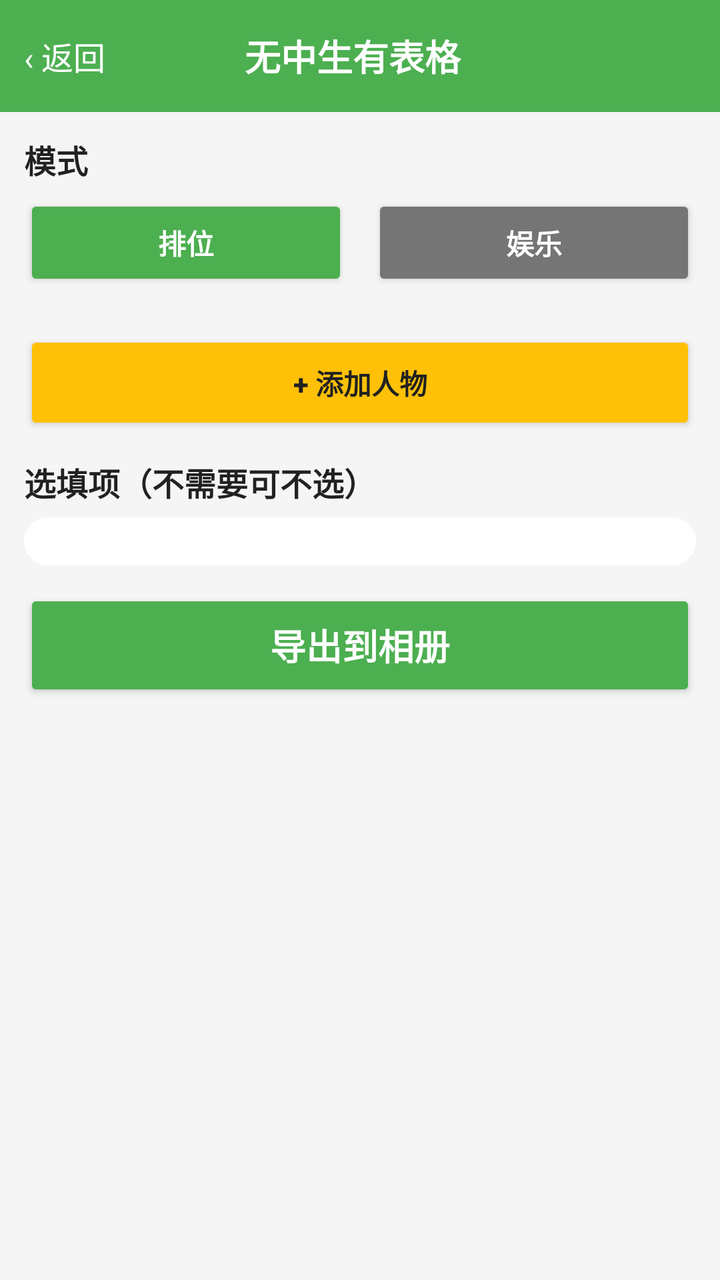
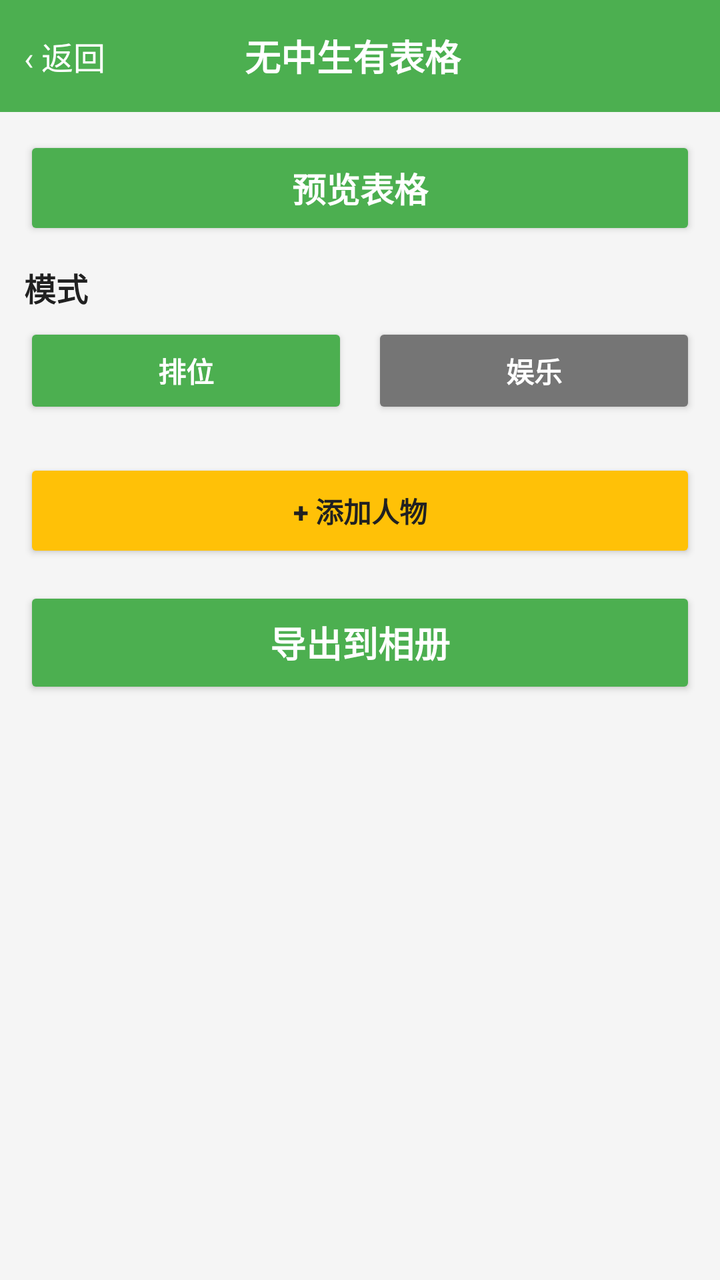

Before-and-after screenshots of an Android layout around one commit, followed by the original layout XML and the change that was made.
<!-- AndroidManifest.xml: activity theme Theme.XiaQiaoQiao -->
<!-- res/layout/activity_wuzhong_table.xml -->
<?xml version="1.0" encoding="utf-8"?>
<LinearLayout xmlns:android="http://schemas.android.com/apk/res/android"
    android:layout_width="match_parent"
    android:layout_height="match_parent"
    android:background="@color/bg_page"
    android:orientation="vertical">

    
    <LinearLayout
        android:layout_width="match_parent"
        android:layout_height="?attr/actionBarSize"
        android:background="@color/brand_primary"
        android:gravity="center_vertical"
        android:orientation="horizontal"
        android:paddingStart="12dp"
        android:paddingEnd="12dp">

        <TextView
            android:id="@+id/btn_back"
            android:layout_width="wrap_content"
            android:layout_height="wrap_content"
            android:text="‹ 返回"
            android:textColor="@android:color/white"
            android:textSize="16sp" />

        <TextView
            android:layout_width="0dp"
            android:layout_height="wrap_content"
            android:layout_weight="1"
            android:gravity="center"
            android:text="@string/tool_wuzhong"
            android:textColor="@android:color/white"
            android:textSize="18sp"
            android:textStyle="bold" />

        <View
            android:layout_width="48dp"
            android:layout_height="1dp" />
    </LinearLayout>

    <ScrollView
        android:layout_width="match_parent"
        android:layout_height="0dp"
        android:layout_weight="1"
        android:fillViewport="true">

        <LinearLayout
            android:layout_width="match_parent"
            android:layout_height="wrap_content"
            android:orientation="vertical"
            android:padding="12dp">

            
            <TextView
                android:layout_width="match_parent"
                android:layout_height="wrap_content"
                android:layout_marginBottom="6dp"
                android:text="模式"
                android:textColor="@color/text_primary"
                android:textSize="16sp"
                android:textStyle="bold" />

            <LinearLayout
                android:layout_width="match_parent"
                android:layout_height="wrap_content"
                android:layout_marginBottom="12dp"
                android:orientation="horizontal">

                <Button
                    android:id="@+id/btn_mode_rank"
                    android:layout_width="0dp"
                    android:layout_height="48dp"
                    android:layout_marginEnd="6dp"
                    android:layout_weight="1"
                    android:backgroundTint="@color/brand_primary"
                    android:text="排位"
                    android:textColor="@android:color/white"
                    android:textStyle="bold" />

                <Button
                    android:id="@+id/btn_mode_fun"
                    android:layout_width="0dp"
                    android:layout_height="48dp"
                    android:layout_marginStart="6dp"
                    android:layout_weight="1"
                    android:backgroundTint="@color/text_secondary"
                    android:text="娱乐"
                    android:textColor="@android:color/white"
                    android:textStyle="bold" />
            </LinearLayout>

            
            <LinearLayout
                android:id="@+id/person_container"
                android:layout_width="match_parent"
                android:layout_height="wrap_content"
                android:orientation="vertical" />

            
            <Button
                android:id="@+id/btn_add_person"
                android:layout_width="match_parent"
                android:layout_height="52dp"
                android:layout_marginTop="8dp"
                android:layout_marginBottom="12dp"
                android:backgroundTint="@color/brand_accent"
                android:text="+ 添加人物"
                android:textColor="@color/text_primary"
                android:textStyle="bold" />

            
            <TextView
                android:layout_width="match_parent"
                android:layout_height="wrap_content"
                android:layout_marginBottom="6dp"
                android:text="选填项（不需要可不选）"
                android:textColor="@color/text_primary"
                android:textSize="16sp"
                android:textStyle="bold" />

            <LinearLayout
                android:id="@+id/optional_container"
                android:layout_width="match_parent"
                android:layout_height="wrap_content"
                android:layout_marginBottom="12dp"
                android:background="@drawable/bg_card_rounded"
                android:orientation="vertical"
                android:padding="12dp" />

            
            <Button
                android:id="@+id/btn_export"
                android:layout_width="match_parent"
                android:layout_height="56dp"
                android:layout_marginBottom="24dp"
                android:backgroundTint="@color/brand_primary"
                android:text="导出到相册"
                android:textColor="@android:color/white"
                android:textSize="18sp"
                android:textStyle="bold" />
        </LinearLayout>
    </ScrollView>
</LinearLayout>
<!-- resources referenced by this layout -->
<resources>
  <color name="bg_page">#FFF5F5F5</color>
  <color name="brand_accent">#FFFFC107</color>
  <color name="brand_primary">#FF4CAF50</color>
  <color name="text_primary">#FF212121</color>
  <color name="text_secondary">#FF757575</color>
  <!-- drawable bg_card_rounded (drawable) -->
  <?xml version="1.0" encoding="utf-8"?>
  <shape xmlns:android="http://schemas.android.com/apk/res/android"
      android:shape="rectangle">
      <solid android:color="@color/bg_card" />
      <corners android:radius="16dp" />
  </shape>
  <string name="tool_wuzhong">无中生有表格</string>
  <style name="Theme.XiaQiaoQiao" parent="Theme.MaterialComponents.Light.NoActionBar">
          <item name="colorPrimary">@color/brand_primary</item>
          <item name="colorPrimaryVariant">@color/brand_primary_dark</item>
          <item name="colorOnPrimary">@color/white</item>
          <item name="colorSecondary">@color/brand_accent</item>
          <item name="colorOnSecondary">@color/black</item>
          <item name="android:statusBarColor" tools:targetApi="l">@color/brand_primary_dark</item>
          <item name="android:windowBackground">@color/bg_page</item>
      </style>
  <color name="bg_card">#FFFFFFFF</color>
  <color name="brand_primary_dark">#FF388E3C</color>
  <color name="white">#FFFFFFFF</color>
  <color name="black">#FF000000</color>
</resources>

<!-- the commit's change to res/layout/activity_wuzhong_table.xml (unified diff, before → after) -->
@@ -49,6 +49,18 @@
             android:layout_height="wrap_content"
             android:orientation="vertical"
             android:padding="12dp">
+
+        
+        <Button
+            android:id="@+id/btn_preview"
+            android:layout_width="match_parent"
+            android:layout_height="52dp"
+            android:layout_marginBottom="12dp"
+            android:backgroundTint="@color/brand_primary"
+            android:text="预览表格"
+            android:textColor="@android:color/white"
+            android:textSize="17sp"
+            android:textStyle="bold" />
 
             
             <TextView
@@ -109,25 +121,6 @@
                 android:textStyle="bold" />
 
             
-            <TextView
-                android:layout_width="match_parent"
-                android:layout_height="wrap_content"
-                android:layout_marginBottom="6dp"
-                android:text="选填项（不需要可不选）"
-                android:textColor="@color/text_primary"
-                android:textSize="16sp"
-                android:textStyle="bold" />
-
-            <LinearLayout
-                android:id="@+id/optional_container"
-                android:layout_width="match_parent"
-                android:layout_height="wrap_content"
-                android:layout_marginBottom="12dp"
-                android:background="@drawable/bg_card_rounded"
-                android:orientation="vertical"
-                android:padding="12dp" />
-
-            
             <Button
                 android:id="@+id/btn_export"
                 android:layout_width="match_parent"
<!-- resource entries referenced after the edit -->
@@ -5,13 +5,6 @@
   <color name="brand_primary">#FF4CAF50</color>
   <color name="text_primary">#FF212121</color>
   <color name="text_secondary">#FF757575</color>
-  <!-- drawable bg_card_rounded (drawable) -->
-  <?xml version="1.0" encoding="utf-8"?>
-  <shape xmlns:android="http://schemas.android.com/apk/res/android"
-      android:shape="rectangle">
-      <solid android:color="@color/bg_card" />
-      <corners android:radius="16dp" />
-  </shape>
   <string name="tool_wuzhong">无中生有表格</string>
   <style name="Theme.XiaQiaoQiao" parent="Theme.MaterialComponents.Light.NoActionBar">
           <item name="colorPrimary">@color/brand_primary</item>
@@ -22,7 +15,6 @@
           <item name="android:statusBarColor" tools:targetApi="l">@color/brand_primary_dark</item>
           <item name="android:windowBackground">@color/bg_page</item>
       </style>
-  <color name="bg_card">#FFFFFFFF</color>
   <color name="brand_primary_dark">#FF388E3C</color>
   <color name="white">#FFFFFFFF</color>
   <color name="black">#FF000000</color>
